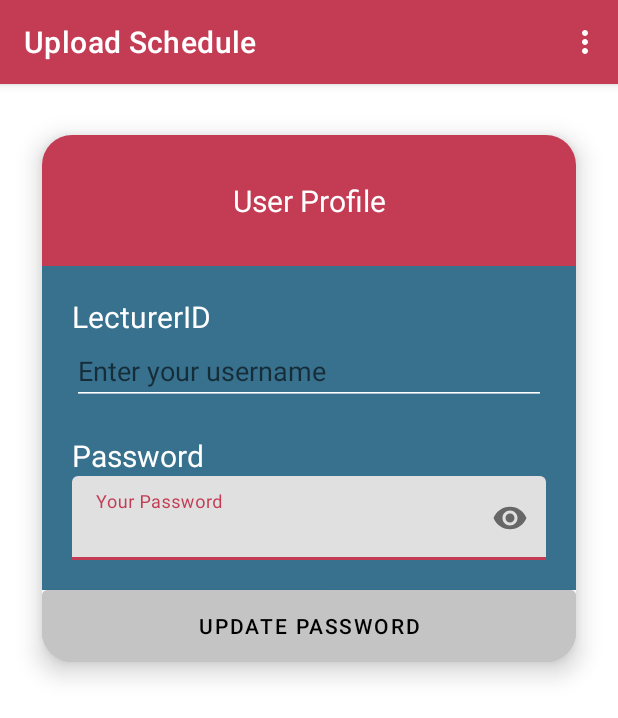
After one commit to chan1992241/AppointmentSystem, an Android app: the UserProfile screen opened directly, with no data from a screen before it, on a phone screen of 412 x 824 dp. The commit adds this screen. Shown: the top 718 px of the screen. Run offline under Robolectric (Android 15) with nearby library versions, the phone set to English and light mode, and no system bars; our stand-ins replace Volley; network calls fail; 3 statements that could not run were skipped.

Commit message:
Create User Profile for lecturer. Refactor lecturer option menu implementation.

```diff
--- a/app/build.gradle
+++ b/app/build.gradle
@@ -35,4 +35,5 @@ dependencies {
     testImplementation 'junit:junit:4.+'
     androidTestImplementation 'androidx.test.ext:junit:1.1.3'
     androidTestImplementation 'androidx.test.espresso:espresso-core:3.4.0'
+    implementation 'com.google.android.material:material:1.0.0'
 }
--- a/app/src/main/AndroidManifest.xml
+++ b/app/src/main/AndroidManifest.xml
@@ -13,6 +13,9 @@
         android:supportsRtl="true"
         android:theme="@style/Theme.AppointmentSystem"
         android:usesCleartextTraffic="true">
+        <activity
+            android:name=".UserProfile"
+            android:exported="false" />
         <activity
             android:name=".ManageSchedule"
             android:exported="false" />
--- /dev/null
+++ b/app/src/main/java/my/edu/utar/appointmentsystem/LecturerOptionMenu.java
@@ -0,0 +1,52 @@
+package my.edu.utar.appointmentsystem;
+
+import android.content.Context;
+import android.content.Intent;
+import android.view.Menu;
+
+public class LecturerOptionMenu {
+    private Context context;
+    private Menu menu;
+    private String lecturerID, role;
+    public LecturerOptionMenu(Context context, Menu menu, String lecturerID, String role){
+       this.context = context;
+       this.menu = menu;
+       this.lecturerID = lecturerID;
+       this.role = role;
+    }
+    public void build(){
+        Intent intent = new Intent(context, LecturerUpcoming.class);
+        intent.setFlags(Intent.FLAG_ACTIVITY_CLEAR_TOP);
+        intent.putExtra("lecturerID", lecturerID);
+        intent.putExtra("role", this.role);
+        menu.add("Upcoming Booking").setIntent(intent);
+
+        Intent intent2 = new Intent(context, UploadSchedule.class);
+        intent2.setFlags(Intent.FLAG_ACTIVITY_CLEAR_TOP);
+        intent2.putExtra("lecturerID", lecturerID);
+        intent2.putExtra("role", this.role);
+        menu.add("Upload Schedule").setIntent(intent2);
+
+        Intent intent3 = new Intent(context, LecturerMainPage.class);
+        intent3.setFlags(Intent.FLAG_ACTIVITY_CLEAR_TOP);
+        intent3.putExtra("lecturerID", lecturerID);
+        intent3.putExtra("role", this.role);
+        menu.add("My booking").setIntent(intent3);
+
+        Intent intent5 = new Intent(context, ManageSchedule.class);
+        intent5.setFlags(Intent.FLAG_ACTIVITY_CLEAR_TOP);
+        intent5.putExtra("lecturerID", lecturerID);
+        intent5.putExtra("role", this.role);
+        menu.add("Manage Schedule").setIntent(intent5);
+
+        Intent intent6 = new Intent(context, UserProfile.class);
+        intent6.setFlags(Intent.FLAG_ACTIVITY_CLEAR_TOP);
+        intent6.putExtra("lecturerID", lecturerID);
+        intent6.putExtra("role", this.role);
+        menu.add("Profile").setIntent(intent6);
+
+        Intent intent4 = new Intent(context, roleSelection.class);
+        intent4.setFlags(Intent.FLAG_ACTIVITY_NEW_TASK | Intent.FLAG_ACTIVITY_CLEAR_TASK);
+        menu.add("Logout").setIntent(intent4);
+    }
+}
--- /dev/null
+++ b/app/src/main/java/my/edu/utar/appointmentsystem/UserProfile.java
@@ -0,0 +1,175 @@
+package my.edu.utar.appointmentsystem;
+
+import androidx.annotation.NonNull;
+import androidx.appcompat.app.AppCompatActivity;
+
+import android.content.Intent;
+import android.os.Bundle;
+import android.view.Menu;
+import android.view.MenuItem;
+import android.view.View;
+import android.widget.Button;
+import android.widget.EditText;
+import android.widget.ProgressBar;
+import android.widget.Toast;
+
+import com.android.volley.Request;
+import com.android.volley.Response;
+import com.android.volley.VolleyError;
+import com.android.volley.VolleyLog;
+import com.android.volley.toolbox.JsonObjectRequest;
+
+import org.json.JSONException;
+import org.json.JSONObject;
+
+import java.io.UnsupportedEncodingException;
+
+public class UserProfile extends AppCompatActivity {
+
+    // inflate menu
+    @Override
+    public boolean onCreateOptionsMenu(Menu menu) {
+        super.onCreateOptionsMenu(menu);
+        String role = getIntent().getStringExtra("role");
+        Intent intent1 = getIntent();
+        String userID = intent1.getStringExtra("lecturerID") == null ? intent1.getStringExtra("studentID"):intent1.getStringExtra("lecturerID");
+
+        LecturerOptionMenu lecturerOptionMenu = new LecturerOptionMenu(UserProfile.this, menu, userID, role);
+        lecturerOptionMenu.build();
+
+        return true;
+    }
+
+    // menu item selected
+    @Override
+    public boolean onOptionsItemSelected(@NonNull MenuItem item) {
+        return super.onOptionsItemSelected(item);
+    }
+
+    @Override
+    protected void onCreate(Bundle savedInstanceState) {
+        super.onCreate(savedInstanceState);
+        setContentView(R.layout.activity_user_profile);
+        getSupportActionBar().setTitle("Upload Schedule");
+
+        ProgressBar progressBar = findViewById(R.id.progressBar);
+        String role = getIntent().getStringExtra("role");
+        String lecturerID = null, studentID = null;
+        if (role.equals("lecturer")){
+            lecturerID =  getIntent().getStringExtra("lecturerID");
+        }if (role.equals("student")){
+            studentID = getIntent().getStringExtra("studentID");
+        }
+        String url2 = "https://appointmentmobileapi.herokuapp.com/getUserProfileDetail/" + role + "/" + (role.equals("lecturer")? lecturerID: studentID);
+        progressBar.setVisibility(View.VISIBLE);
+        JsonObjectRequest jsonObjectRequest = new JsonObjectRequest
+                (Request.Method.GET, url2, null, new Response.Listener<JSONObject>() {
+
+                    @Override
+                    public void onResponse(JSONObject response) {
+                        progressBar.setVisibility(View.GONE);
+                        try {
+                            EditText password = findViewById(R.id.password);
+                            EditText userID = findViewById(R.id.id);
+                            userID.setText(response.getString(role.equals("lecturer")?"lecturerID": "studentID"));
+                            password.setText(response.getString("password"));
+                        } catch (JSONException e) {
+                            e.printStackTrace();
+                        }
+                    }
+                }, new Response.ErrorListener() {
+
+                    @Override
+                    public void onErrorResponse(VolleyError error) {
+                        progressBar.setVisibility(View.GONE);
+                        try {
+                            byte[] htmlBodyBytes = error.networkResponse.data;
+                            JSONObject errorRes =new JSONObject(new String(htmlBodyBytes));
+                            Toast.makeText(UserProfile.this, errorRes.getString("message"), Toast.LENGTH_SHORT).show();
+                            //System.out.println(errorRes.getString("status"));
+                        } catch (Exception e) {
+                            System.out.println(e.getMessage());
+                        }
+                    }
+                }) {
+            @Override
+            public String getBodyContentType() {
+                return "application/json; charset=utf-8";
+            }
+        };
+        VolleySingleton.getInstance(UserProfile.this).addToRequestQueue(jsonObjectRequest);
+
+        Button updatePassword = findViewById(R.id.updatePassword);
+        String finalLecturerID = lecturerID, finalStudentID = studentID;
+        updatePassword.setOnClickListener(new View.OnClickListener() {
+            @Override
+            public void onClick(View view) {
+                String url2 = "https://appointmentmobileapi.herokuapp.com/updatePassword/" + role + "/" + (role.equals("lecturer")? finalLecturerID : finalStudentID);
+                JSONObject jsonBody = new JSONObject();
+                try {
+                    EditText password = findViewById(R.id.password);
+                    jsonBody.put("password", password.getText().toString().trim());
+                } catch (JSONException e) {
+                    e.printStackTrace();
+                }
+                final String requestBody = jsonBody.toString();
+                progressBar.setVisibility(View.VISIBLE);
+                JsonObjectRequest jsonObjectRequest = new JsonObjectRequest
+                        (Request.Method.PUT, url2, null, new Response.Listener<JSONObject>() {
+
+                            @Override
+                            public void onResponse(JSONObject response) {
+                                progressBar.setVisibility(View.GONE);
+                                try {
+                                    Toast.makeText(UserProfile.this, response.getString("message"), Toast.LENGTH_LONG).show();
+                                    if (role.equals("lecturer")){
+                                        Intent intent = new Intent(UserProfile.this, LecturerMainPage.class);
+                                        intent.putExtra("lecturerID", finalLecturerID);
+                                        intent.putExtra("role", "lecturer");
+                                        startActivity(intent);
+                                    }else{
+                                        Intent intent = new Intent(UserProfile.this, StudentMainPage.class);
+                                        intent.putExtra("studentID", finalStudentID);
+                                        intent.putExtra("role", "student");
+                                        startActivity(intent);
+                                    }
+                                } catch (JSONException e) {
+                                    e.printStackTrace();
+                                }
+                            }
+                        }, new Response.ErrorListener() {
+
+                            @Override
+                            public void onErrorResponse(VolleyError error) {
+                                progressBar.setVisibility(View.GONE);
+                                try {
+                                    byte[] htmlBodyBytes = error.networkResponse.data;
+                                    JSONObject errorRes =new JSONObject(new String(htmlBodyBytes));
+                                    Toast.makeText(UserProfile.this, errorRes.getString("message"), Toast.LENGTH_SHORT).show();
+                                    //System.out.println(errorRes.getString("status"));
+                                } catch (Exception e) {
+                                    System.out.println(e.getMessage());
+                                }
+                            }
+                        }) {
+                    @Override
+                    public String getBodyContentType() {
+                        return "application/json; charset=utf-8";
+                    }
+
+                    @Override
+                    public byte[] getBody() {
+                        try {
+                            return requestBody == null ? null : requestBody.getBytes("utf-8");
+                        } catch (UnsupportedEncodingException uee) {
+                            VolleyLog.wtf("Unsupported Encoding while trying to get the bytes of %s using %s", requestBody, "utf-8");
+                            return null;
+                        }
+                    }
+                };
+                VolleySingleton.getInstance(UserProfile.this).addToRequestQueue(jsonObjectRequest);
+            }
+        });
+
+    }
+}
--- /dev/null
+++ b/app/src/main/res/layout/activity_user_profile.xml
@@ -0,0 +1,110 @@
+<?xml version="1.0" encoding="utf-8"?>
+<RelativeLayout xmlns:android="http://schemas.android.com/apk/res/android"
+    xmlns:app="http://schemas.android.com/apk/res-auto"
+    xmlns:tools="http://schemas.android.com/tools"
+    android:layout_width="match_parent"
+    android:layout_height="match_parent"
+    tools:context=".UserProfile">
+
+    <androidx.cardview.widget.CardView
+        android:id="@+id/container"
+        android:layout_width="match_parent"
+        android:layout_height="wrap_content"
+        app:cardElevation="10dp"
+        app:cardCornerRadius="20dp"
+        android:layout_margin="10dp"
+        app:cardBackgroundColor="@color/white"
+        app:cardMaxElevation="12dp"
+        app:cardPreventCornerOverlap="true"
+        app:cardUseCompatPadding="true">
+
+        <LinearLayout
+            android:layout_width="match_parent"
+            android:layout_height="wrap_content"
+            android:orientation="vertical">
+
+            <TextView
+                android:id="@+id/addNewPasswordTxt"
+                android:layout_width="match_parent"
+                android:layout_height="wrap_content"
+                android:layout_centerHorizontal="true"
+                android:background="@color/red"
+                android:text="User Profile"
+                android:textAlignment="center"
+                android:textSize="20dp"
+                android:padding="30dp"
+                android:textColor="@color/white"/>
+
+            <LinearLayout
+                android:layout_width="match_parent"
+                android:layout_height="match_parent"
+                android:orientation="vertical"
+                android:paddingHorizontal="20dp"
+                android:background="@color/blue"
+                android:paddingVertical="20dp">
+                <TextView
+                    android:layout_width="wrap_content"
+                    android:layout_height="wrap_content"
+                    android:text="LecturerID"
+                    android:textSize="20dp"
+                    android:textColor="@color/white"/>
+
+                <EditText
+                    android:id="@+id/id"
+                    android:layout_width="match_parent"
+                    android:layout_height="wrap_content"
+                    android:focusable="false"
+                    android:clickable="false"
+                    android:cursorVisible="false"
+                    android:hint="Enter your username"
+                    android:textColor="@color/white"
+                    android:backgroundTint="@color/white"/>
+
+                <TextView
+                    android:layout_width="wrap_content"
+                    android:layout_height="wrap_content"
+                    android:layout_marginTop="20dp"
+                    android:text="Password"
+                    android:textColor="@color/white"
+                    android:textSize="20dp" />
+
+                <com.google.android.material.textfield.TextInputLayout
+                    android:id="@+id/etPasswordLayout"
+                    android:layout_width="match_parent"
+                    android:layout_height="wrap_content"
+                    app:passwordToggleEnabled="true">
+
+                    <com.google.android.material.textfield.TextInputEditText
+                        android:id="@+id/password"
+                        android:layout_width="match_parent"
+                        android:layout_height="wrap_content"
+                        android:hint="Your Password"
+                        android:textColor="@color/black"
+                        android:inputType="textPassword" />
+                </com.google.android.material.textfield.TextInputLayout>
+
+            </LinearLayout>
+
+            <Button
+                android:id="@+id/updatePassword"
+                android:layout_width="match_parent"
+                android:layout_height="match_parent"
+                android:insetTop="0dp"
+                android:insetBottom="0dp"
+                android:backgroundTint="@color/grey"
+                android:textColor="@color/black"
+                android:text="Update password" />
+        </LinearLayout>
+    </androidx.cardview.widget.CardView>
+
+    <ProgressBar
+        android:id="@+id/progressBar"
+        style="?android:attr/progressBarStyle"
+        android:layout_width="wrap_content"
+        android:layout_height="wrap_content"
+        android:layout_below="@+id/container"
+        android:indeterminateTint="@color/red"
+        android:visibility="gone"
+        android:layout_centerHorizontal="true"/>
+
+</RelativeLayout>
```
Also changed, not shown: app/src/main/java/my/edu/utar/appointmentsystem/LecturerMainPage.java (+2 -25 lines), app/src/main/java/my/edu/utar/appointmentsystem/LecturerUpcoming.java (+6 -28 lines), app/src/main/java/my/edu/utar/appointmentsystem/MakeAppointment.java (+5 -22 lines), app/src/main/java/my/edu/utar/appointmentsystem/ManageSchedule.java (+7 -28 lines), app/src/main/java/my/edu/utar/appointmentsystem/UploadSchedule.java (+14 -31 lines).
